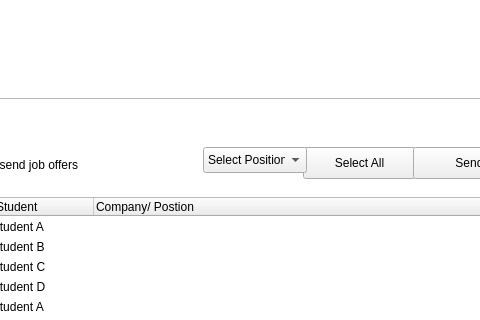
Old version of the form HomeGui.ui in the repository Dallas19/team-3; both pictures show x 257 to 737 and y 112 to 432 of the 934 by 686 pixel window.
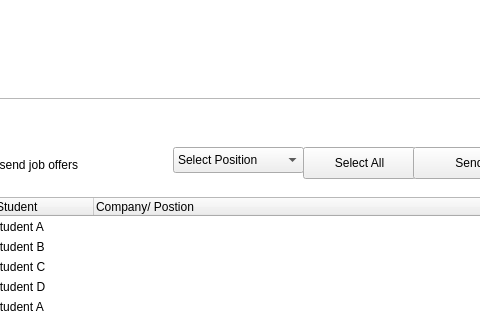
New version of the form. Icons and pictures are not drawn.

Patch:
```diff
--- a/HomeGui.ui
+++ b/HomeGui.ui
@@ -182,9 +182,9 @@
    <widget class="QComboBox" name="comboBox">
     <property name="geometry">
      <rect>
-      <x>460</x>
+      <x>430</x>
       <y>240</y>
-      <width>104</width>
+      <width>131</width>
       <height>26</height>
      </rect>
     </property>
```
